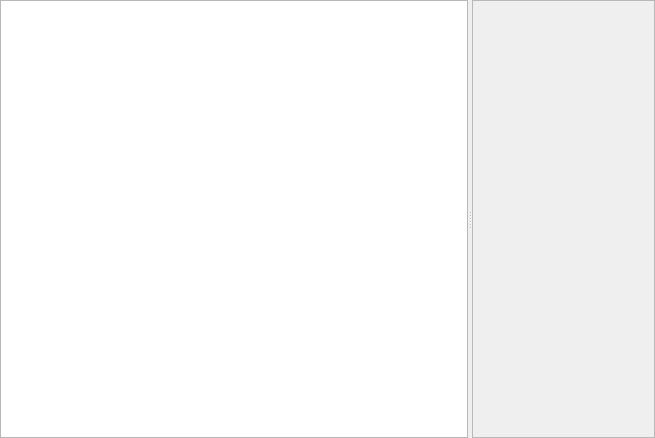
This is servicemanage.ui in YongGuangLi/DeviceManage as Qt 5 draws it before an edit. The edited form follows.
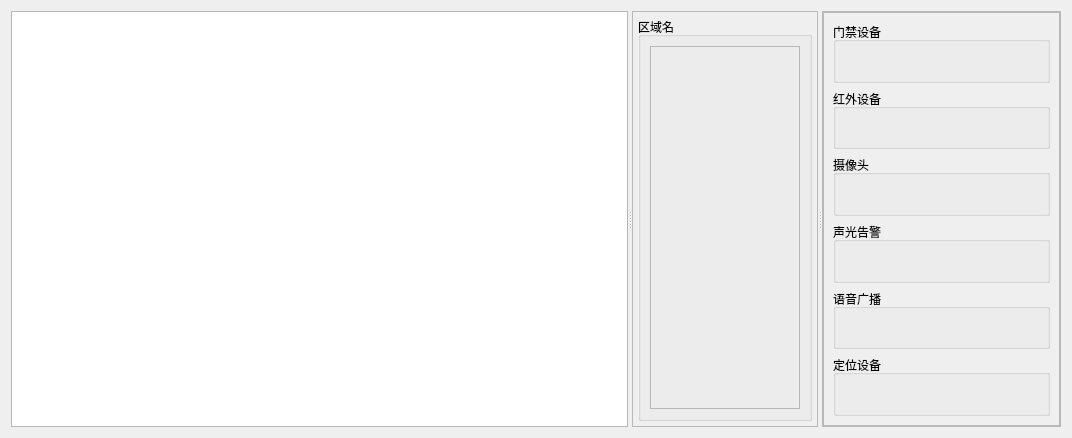
This is the edited form.

```diff
--- a/servicemanage.ui
+++ b/servicemanage.ui
@@ -6,7 +6,7 @@
    <rect>
     <x>0</x>
     <y>0</y>
-    <width>655</width>
+    <width>1072</width>
     <height>438</height>
    </rect>
   </property>
@@ -22,10 +22,7 @@
   <property name="styleSheet">
    <string notr="true"> </string>
   </property>
-  <layout class="QGridLayout" name="gridLayout">
-   <property name="margin">
-    <number>0</number>
-   </property>
+  <layout class="QGridLayout" name="gridLayout_3">
    <item row="0" column="0">
     <widget class="QSplitter" name="splitter">
      <property name="orientation">
@@ -35,23 +32,168 @@
       <property name="styleSheet">
        <string notr="true"> </string>
       </property>
+      <attribute name="headerVisible">
+       <bool>false</bool>
+      </attribute>
      </widget>
-     <widget class="QFrame" name="frame">
-      <property name="sizePolicy">
-       <sizepolicy hsizetype="Expanding" vsizetype="Expanding">
-        <horstretch>0</horstretch>
-        <verstretch>0</verstretch>
-       </sizepolicy>
-      </property>
+     <widget class="QScrollArea" name="scrollArea_Area">
       <property name="styleSheet">
-       <string notr="true"> </string>
+       <string notr="true"/>
       </property>
-      <property name="frameShape">
-       <enum>QFrame::StyledPanel</enum>
+      <property name="widgetResizable">
+       <bool>true</bool>
       </property>
-      <property name="frameShadow">
-       <enum>QFrame::Raised</enum>
+      <widget class="QWidget" name="scrollAreaWidgetContents">
+       <property name="geometry">
+        <rect>
+         <x>0</x>
+         <y>0</y>
+         <width>173</width>
+         <height>418</height>
+        </rect>
+       </property>
+       <layout class="QGridLayout" name="gridLayout_7">
+        <property name="margin">
+         <number>5</number>
+        </property>
+        <item row="0" column="0">
+         <widget class="QGroupBox" name="groupBox_Area">
+          <property name="title">
+           <string>区域名</string>
+          </property>
+          <layout class="QGridLayout" name="gridLayout">
+           <item row="0" column="0">
+            <widget class="QFrame" name="frame_Area">
+             <property name="styleSheet">
+              <string notr="true"/>
+             </property>
+             <property name="frameShape">
+              <enum>QFrame::StyledPanel</enum>
+             </property>
+             <property name="frameShadow">
+              <enum>QFrame::Raised</enum>
+             </property>
+             <layout class="QGridLayout" name="gridLayout_Area"/>
+            </widget>
+           </item>
+          </layout>
+         </widget>
+        </item>
+       </layout>
+      </widget>
+     </widget>
+     <widget class="QScrollArea" name="scrollArea_Device">
+      <property name="widgetResizable">
+       <bool>true</bool>
       </property>
+      <widget class="QWidget" name="scrollAreaWidgetContents_2">
+       <property name="geometry">
+        <rect>
+         <x>0</x>
+         <y>0</y>
+         <width>228</width>
+         <height>418</height>
+        </rect>
+       </property>
+       <layout class="QGridLayout" name="gridLayout_2">
+        <property name="margin">
+         <number>0</number>
+        </property>
+        <item row="0" column="0">
+         <widget class="QFrame" name="frame_Device">
+          <property name="frameShape">
+           <enum>QFrame::StyledPanel</enum>
+          </property>
+          <property name="frameShadow">
+           <enum>QFrame::Raised</enum>
+          </property>
+          <layout class="QGridLayout" name="gridLayout_4">
+           <property name="verticalSpacing">
+            <number>6</number>
+           </property>
+           <item row="0" column="0">
+            <widget class="QGroupBox" name="groupBox_Door">
+             <property name="minimumSize">
+              <size>
+               <width>0</width>
+               <height>0</height>
+              </size>
+             </property>
+             <property name="title">
+              <string>门禁设备</string>
+             </property>
+            </widget>
+           </item>
+           <item row="1" column="0">
+            <widget class="QGroupBox" name="groupBox_Infrared">
+             <property name="minimumSize">
+              <size>
+               <width>0</width>
+               <height>0</height>
+              </size>
+             </property>
+             <property name="title">
+              <string>红外设备</string>
+             </property>
+            </widget>
+           </item>
+           <item row="2" column="0">
+            <widget class="QGroupBox" name="groupBox_Camera">
+             <property name="minimumSize">
+              <size>
+               <width>0</width>
+               <height>0</height>
+              </size>
+             </property>
+             <property name="title">
+              <string>摄像头</string>
+             </property>
+            </widget>
+           </item>
+           <item row="3" column="0">
+            <widget class="QGroupBox" name="groupBox_AlarmLamp">
+             <property name="minimumSize">
+              <size>
+               <width>0</width>
+               <height>0</height>
+              </size>
+             </property>
+             <property name="title">
+              <string>声光告警</string>
+             </property>
+            </widget>
+           </item>
+           <item row="4" column="0">
+            <widget class="QGroupBox" name="groupBox_IpSound">
+             <property name="minimumSize">
+              <size>
+               <width>0</width>
+               <height>0</height>
+              </size>
+             </property>
+             <property name="title">
+              <string>语音广播</string>
+             </property>
+            </widget>
+           </item>
+           <item row="5" column="0">
+            <widget class="QGroupBox" name="groupBox_Location">
+             <property name="minimumSize">
+              <size>
+               <width>0</width>
+               <height>0</height>
+              </size>
+             </property>
+             <property name="title">
+              <string>定位设备</string>
+             </property>
+            </widget>
+           </item>
+          </layout>
+         </widget>
+        </item>
+       </layout>
+      </widget>
      </widget>
     </widget>
    </item>
```
Left out of the diff: 2 changed lines with no effect on the pictures.
